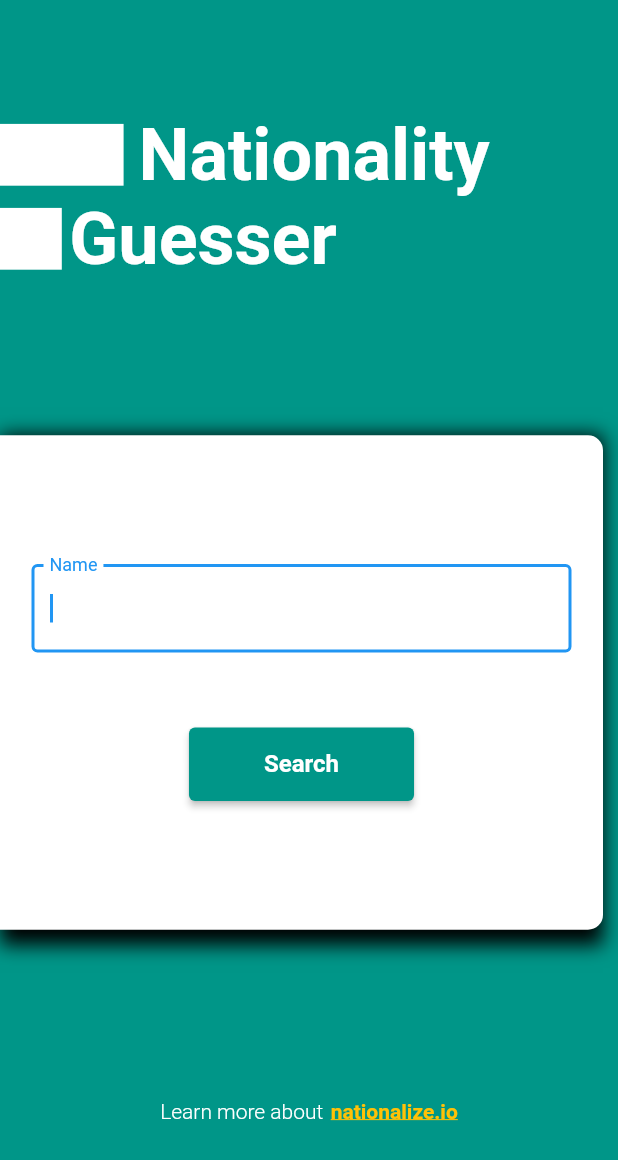
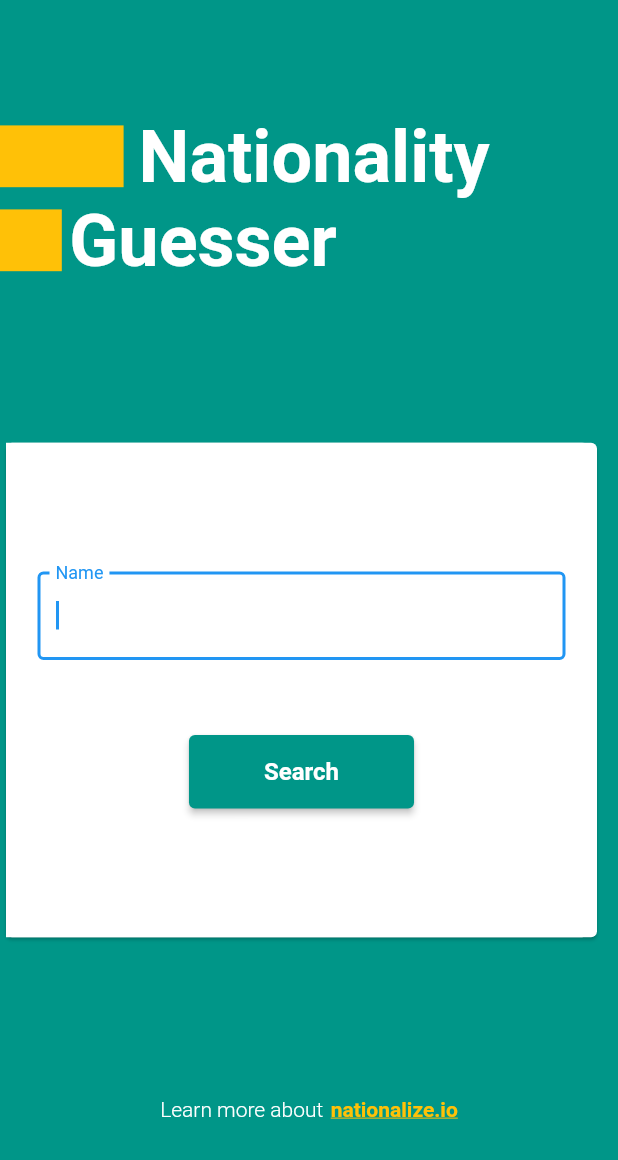
Before and after one commit to dimaszisby/nationality_guesser, a Flutter app: the screen it shows after launch, after a tap on "Search", on a phone screen of 412 x 824 dp. Shown: the top 1160 px of the screen. Run offline on Flutter 3.47's test engine with Material 2 defaults, Android fonts, the phone set to English and light mode, and no system bars; our stand-ins replace rxdart.

Commit message:
Update: /main.dart --> add color Theme Data (BUG: can't be used) /nationalize_link.dart --> code cleanup /seach_name_card --> code cleanup /search_name --> comeenting the reizeToAvoidBottomInset (for keyboard constraints)

```diff
--- a/lib/main.dart
+++ b/lib/main.dart
@@ -2,8 +2,49 @@
 
 import 'package:flutter/material.dart';
 import './src/ui/component/page/search_name.dart';
-import './src/ui/component/page/nationality_result_list.dart';
 
 void main() {
-  runApp(MaterialApp(home: SearchName()));
+  runApp(const MyApp());
 }
+
+class MyApp extends StatelessWidget {
+  const MyApp({Key key}) : super(key: key);
+
+  @override
+  Widget build(BuildContext context) {
+    return MaterialApp(
+      title: 'Nationality Guesser',
+      theme: ThemeData(
+        primarySwatch: Colors.purple,
+        primaryColor: Colors.red,
+        errorColor: Colors.red,
+        fontFamily: 'Quicksand',
+        textTheme: ThemeData.light().textTheme.copyWith(
+              titleLarge: const TextStyle(
+                fontFamily: 'OpenSans',
+                fontSize: 18,
+                fontWeight: FontWeight.bold,
+              ),
+              // button: TextStyle(color: Colors.white), //TODO: Find Error
+            ),
+        appBarTheme: const AppBarTheme(
+          titleTextStyle: TextStyle(
+            fontFamily: 'OpenSans',
+            fontSize: 20,
+            fontWeight: FontWeight.bold,
+          ),
+        ),
+      ),
+      darkTheme: ThemeData(
+        primarySwatch: Colors.red,
+        primaryColor: Colors.teal,
+        backgroundColor: Colors.black,
+        cardColor: Colors.teal,
+        focusColor: Colors.teal,
+        scaffoldBackgroundColor: Colors.teal,
+        dividerColor: Colors.white,
+      ),
+      home: const SearchName(),
+    );
+  }
+}
--- a/lib/src/ui/component/atoms/nationalize_link.dart
+++ b/lib/src/ui/component/atoms/nationalize_link.dart
@@ -1,24 +1,24 @@
 import 'package:flutter/material.dart';
 
 class NationalizeLink extends StatelessWidget {
+  const NationalizeLink({Key? key}) : super(key: key);
 
   @override
   Widget build(BuildContext context) {
-    return Container(
-        child: Row(
+    return Row(
       mainAxisAlignment: MainAxisAlignment.center,
-      children: [
-        const Text(
+      children: const [
+        Text(
           "Learn more about",
           style: TextStyle(
             color: Colors.white,
             fontWeight: FontWeight.w300,
           ),
         ),
-        const SizedBox(
+        SizedBox(
           width: 5,
         ),
-        const Text(
+        Text(
           "nationalize.io",
           style: TextStyle(
             color: Colors.amber,
@@ -27,6 +27,6 @@ class NationalizeLink extends StatelessWidget {
           ),
         ),
       ],
-    ));
+    );
   }
 }
--- a/lib/src/ui/component/atoms/title_custom.dart
+++ b/lib/src/ui/component/atoms/title_custom.dart
@@ -1,6 +1,8 @@
 import 'package:flutter/material.dart';
+import 'package:nationality_guesser_app/main.dart';
 
 class TitleCustom extends StatelessWidget {
+  const TitleCustom({Key? key}) : super(key: key);
 
   @override
   Widget build(BuildContext context) {
@@ -11,18 +13,20 @@ class TitleCustom extends StatelessWidget {
           SizedBox(
             child: Row(
               children: [
-                  Container(
-                  color: Colors.white,
+                Container(
+                  color: Colors.amber,
                   width: mediaQuery.size.width * 0.2,
                   height: mediaQuery.size.width * 0.1,
                 ),
-                const SizedBox(width: 10,),
+                const SizedBox(
+                  width: 10,
+                ),
                 const Text(
                   'Nationality',
                   style: TextStyle(
                     color: Colors.white,
                     fontSize: 48,
-                    fontWeight: FontWeight.bold,
+                    fontWeight: FontWeight.w600,
                   ),
                 ),
               ],
@@ -31,18 +35,20 @@ class TitleCustom extends StatelessWidget {
           Row(
             children: [
               Container(
-                color: Colors.white,
+                color: Colors.amber,
                 width: mediaQuery.size.width * 0.1,
                 height: mediaQuery.size.width * 0.1,
               ),
-              const SizedBox(width: 5,),
+              const SizedBox(
+                width: 5,
+              ),
               const SizedBox(
                 child: Text(
                   'Guesser',
                   style: TextStyle(
                     color: Colors.white,
                     fontSize: 48,
-                    fontWeight: FontWeight.bold,
+                    fontWeight: FontWeight.w600,
                   ),
                 ),
               ),
--- a/lib/src/ui/component/molecules/search_name_card.dart
+++ b/lib/src/ui/component/molecules/search_name_card.dart
@@ -28,19 +28,56 @@ class _SearchNameCardState extends State<SearchNameCard> {
     const progressBar = Center(child: CircularProgressIndicator());
     final mediaQuery = MediaQuery.of(context);
 
-    return Container(
-      child: Align(
+    final searchButton = Flexible(
+      child: ElevatedButton(
+        onPressed: () {
+          if (_txController.text.isNotEmpty) {
+            Navigator.of(context).push(
+              MaterialPageRoute(
+                builder: (context) => NationalityResultList(
+                  submittedName: _txController.text,
+                ),
+              ),
+            );
+          } else {
+            return;
+          }
+        },
+        style: ElevatedButton.styleFrom(
+            primary: Colors.teal,
+            padding: const EdgeInsets.symmetric(horizontal: 50, vertical: 15),
+            textStyle:
+                const TextStyle(fontSize: 16, fontWeight: FontWeight.bold)),
+        child: const Text('Search'),
+      ),
+    );
+
+    final textfield = Flexible(
+      child: TextField(
+        controller: _txController,
+        autofocus: true,
+        decoration: const InputDecoration(
+          border: OutlineInputBorder(),
+          labelText: "Name",
+          focusColor: Colors.teal,
+        ),
+        onChanged: (text) {
+          setState(
+            () {
+              personName = text;
+            },
+          );
+        },
+      ),
+    );
+
+    return Align(
       alignment: Alignment.centerLeft,
       child: Padding(
         padding: const EdgeInsets.only(
           right: 10,
         ),
-          child: Container(
-            padding: EdgeInsets.only(
-                bottom: MediaQuery.of(context).viewInsets.bottom + 10),
-            decoration: const BoxDecoration(
-              boxShadow: [BoxShadow(blurRadius: 10)],
-            ),
+        child: Card(
           child: Container(
             height: mediaQuery.size.width * 0.8,
             width: mediaQuery.size.width * 8,
@@ -60,53 +97,12 @@ class _SearchNameCardState extends State<SearchNameCard> {
                 mainAxisAlignment: MainAxisAlignment.center,
                 crossAxisAlignment: CrossAxisAlignment.center,
                 children: <Widget>[
-                    Flexible(
-                      child: TextField(
-                        controller: _txController,
-                        autofocus: true,
-                        decoration: const InputDecoration(
-                          border: OutlineInputBorder(),
-                          labelText: "Name",
-                          focusColor: Colors.teal,
-                        ),
-                        onChanged: (text) {
-                          setState(
-                            () {
-                              personName = text;
-                            },
-                          );
-                        },
-                      ),
-                    ),
+                  textfield,
                   const SizedBox(
                     height: 50,
                   ),
-                    Flexible(
-                      child: ElevatedButton(
-                        onPressed: () {
-                          if (_txController.text.isNotEmpty) {
-                            Navigator.of(context).push(
-                              MaterialPageRoute(
-                                builder: (context) => NationalityResultList(
-                                  submittedName: _txController.text,
-                                ),
-                              ),
-                            );
-                          } else {
-                            return;
-                          }
-                        },
-                        style: ElevatedButton.styleFrom(
-                            primary: Colors.teal,
-                            padding: const EdgeInsets.symmetric(
-                                horizontal: 50, vertical: 15),
-                            textStyle: const TextStyle(
-                                fontSize: 16, fontWeight: FontWeight.bold)),
-                        child: const Text('Search'),
-                      ),
-                    )
+                  searchButton,
                 ],
-                ),
               ),
             ),
           ),
--- a/lib/src/ui/component/page/search_name.dart
+++ b/lib/src/ui/component/page/search_name.dart
@@ -33,7 +33,7 @@ class _SearchNameState extends State<SearchName> {
 
     return MaterialApp(
       home: Scaffold(
-        resizeToAvoidBottomInset: false,
+        // resizeToAvoidBottomInset: false,
         body: Container(
           //container for Main Foreground color
           color: Colors.teal,
```
Lines whose indentation alone changed are shown as unchanged.
